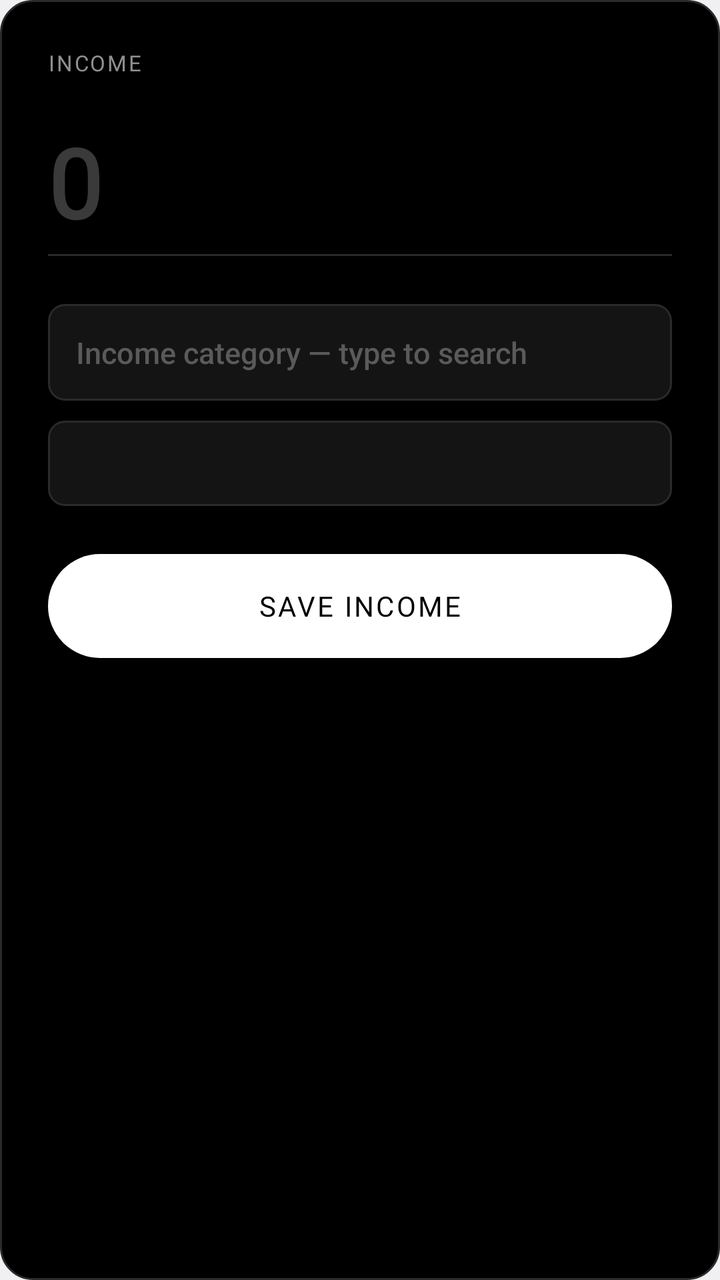
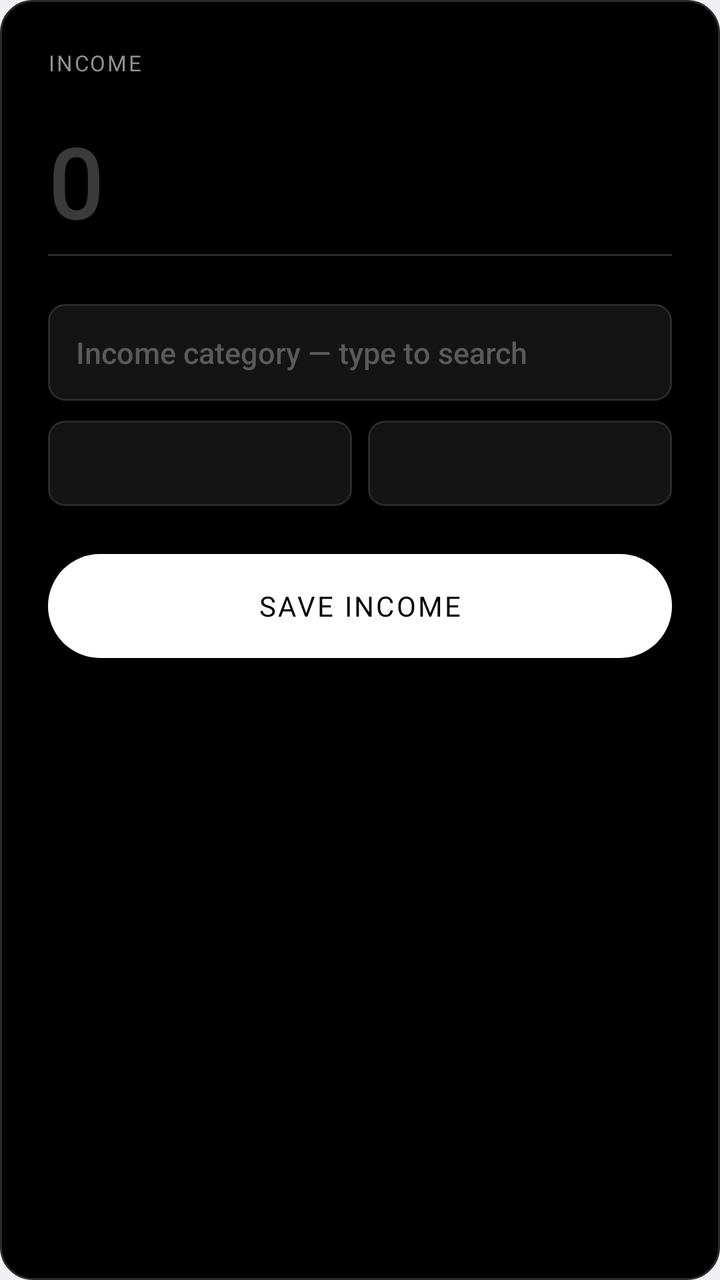

Two renders of the same Android screen: before a commit and after it. Below are the layout's source before the change and the commit's diff.
<!-- AndroidManifest.xml: application theme android:Theme.DeviceDefault.DayNight -->
<!-- res/layout/income.xml -->
<?xml version="1.0" encoding="utf-8"?>
<LinearLayout xmlns:android="http://schemas.android.com/apk/res/android"
    android:layout_width="match_parent"
    android:layout_height="wrap_content"
    android:orientation="vertical"
    android:background="@drawable/dialog_bg"
    android:minWidth="320dp"
    android:padding="24dp">

    <TextView
        android:layout_width="wrap_content"
        android:layout_height="wrap_content"
        android:fontFamily="@font/space_mono"
        android:letterSpacing="0.08"
        android:text="@string/income"
        android:textColor="#8F8F8F"
        android:textSize="11sp" />

    <EditText
        android:id="@+id/income_amount"
        android:layout_width="match_parent"
        android:layout_height="wrap_content"
        android:layout_marginTop="20dp"
        android:background="@null"
        android:fontFamily="@font/doto"
        android:textFontWeight="700"
        android:fontVariationSettings="&apos;ROND&apos; 100"
        android:hint="@string/amount_hint"
        android:inputType="numberDecimal"
        android:textColor="#FFFFFF"
        android:textColorHint="#3A3A3A"
        android:textCursorDrawable="@null"
        android:textSize="48sp" />

    <View
        android:layout_width="match_parent"
        android:layout_height="1dp"
        android:layout_marginTop="4dp"
        android:background="#2A2A2A" />

    <AutoCompleteTextView
        android:id="@+id/income_category"
        android:layout_width="match_parent"
        android:layout_height="wrap_content"
        android:layout_marginTop="24dp"
        android:background="@drawable/field_bg"
        android:completionThreshold="1"
        android:hint="@string/income_category_hint"
        android:inputType="text"
        android:padding="14dp"
        android:popupBackground="#141414"
        android:textColor="#FFFFFF"
        android:textColorHint="#5A5A5A"
        android:textSize="15sp" />

    <TextView
        android:id="@+id/account"
        android:layout_width="match_parent"
        android:layout_height="wrap_content"
        android:layout_marginTop="10dp"
        android:background="@drawable/field_bg"
        android:fontFamily="@font/space_mono"
        android:letterSpacing="0.08"
        android:padding="14dp"
        android:textColor="#FFFFFF"
        android:textSize="11sp" />

    <Button
        android:id="@+id/save_income"
        android:layout_width="match_parent"
        android:layout_height="52dp"
        android:layout_marginTop="24dp"
        android:background="@drawable/btn_primary"
        android:fontFamily="@font/space_mono_bold"
        android:letterSpacing="0.08"
        android:text="@string/save_income"
        android:textColor="#000000"
        android:textSize="14sp" />
</LinearLayout>
<!-- resources referenced by this layout -->
<resources>
  <!-- drawable btn_primary (drawable) -->
  <?xml version="1.0" encoding="utf-8"?>
  <shape xmlns:android="http://schemas.android.com/apk/res/android">
      <solid android:color="#FFFFFF" />
      <corners android:radius="26dp" />
  </shape>
  <!-- drawable dialog_bg (drawable) -->
  <?xml version="1.0" encoding="utf-8"?>
  <shape xmlns:android="http://schemas.android.com/apk/res/android">
      <solid android:color="#000000" />
      <stroke android:width="1dp" android:color="#2A2A2A" />
      <corners android:radius="16dp" />
  </shape>
  <!-- drawable field_bg (drawable) -->
  <?xml version="1.0" encoding="utf-8"?>
  <shape xmlns:android="http://schemas.android.com/apk/res/android">
      <solid android:color="#141414" />
      <stroke android:width="1dp" android:color="#2A2A2A" />
      <corners android:radius="8dp" />
  </shape>
  <string name="amount_hint">0</string>
  <string name="income">INCOME</string>
  <string name="income_category_hint">Income category — type to search</string>
  <string name="save_income">SAVE INCOME</string>
</resources>

<!-- the commit's change to res/layout/income.xml (unified diff, before → after) -->
@@ -53,17 +53,37 @@
         android:textColorHint="#5A5A5A"
         android:textSize="15sp" />
 
-    <TextView
-        android:id="@+id/account"
+    <LinearLayout
         android:layout_width="match_parent"
         android:layout_height="wrap_content"
         android:layout_marginTop="10dp"
-        android:background="@drawable/field_bg"
-        android:fontFamily="@font/space_mono"
-        android:letterSpacing="0.08"
-        android:padding="14dp"
-        android:textColor="#FFFFFF"
-        android:textSize="11sp" />
+        android:orientation="horizontal">
+
+        <TextView
+            android:id="@+id/date"
+            android:layout_width="0dp"
+            android:layout_height="wrap_content"
+            android:layout_marginEnd="8dp"
+            android:layout_weight="1"
+            android:background="@drawable/field_bg"
+            android:fontFamily="@font/space_mono"
+            android:letterSpacing="0.08"
+            android:padding="14dp"
+            android:textColor="#FFFFFF"
+            android:textSize="11sp" />
+
+        <TextView
+            android:id="@+id/account"
+            android:layout_width="0dp"
+            android:layout_height="wrap_content"
+            android:layout_weight="1"
+            android:background="@drawable/field_bg"
+            android:fontFamily="@font/space_mono"
+            android:letterSpacing="0.08"
+            android:padding="14dp"
+            android:textColor="#FFFFFF"
+            android:textSize="11sp" />
+    </LinearLayout>
 
     <Button
         android:id="@+id/save_income"
